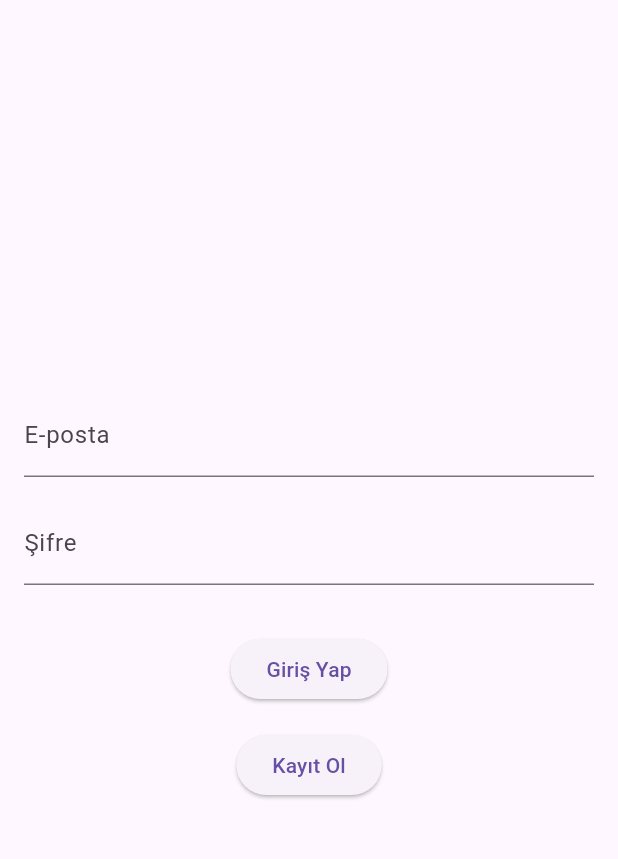
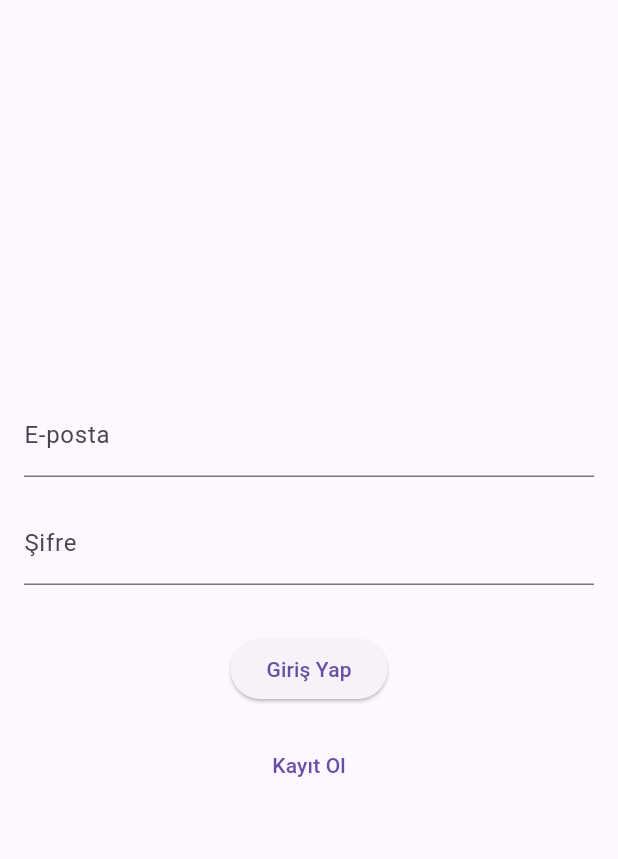
Before and after one commit to RidvanOzturk/SocialMe, a Flutter app: the screen it shows after launch, on a phone screen of 412 x 824 dp, the part 63-922 px from its top. Run offline on Flutter 3.47's test engine with Material 3 defaults, Android fonts, the phone set to English and light mode, and no system bars; our stand-ins replace cloud_firestore, firebase_auth, firebase_core; accounts and stored records are empty.

Commit message:
added sign up, log out user'feels bug fixed

```diff
--- a/lib/Screens/LoginScreen.dart
+++ b/lib/Screens/LoginScreen.dart
@@ -1,8 +1,7 @@
 import 'package:flutter/material.dart';
 import 'package:firebase_auth/firebase_auth.dart';
+import 'package:cloud_firestore/cloud_firestore.dart';
 import 'package:social_me/Screens/FeedScreen.dart';
-
-
 
 class LoginScreen extends StatefulWidget {
   @override
@@ -13,6 +12,9 @@ class _LoginScreenState extends State<LoginScreen> {
   final FirebaseAuth _auth = FirebaseAuth.instance;
   final TextEditingController _emailController = TextEditingController();
   final TextEditingController _passwordController = TextEditingController();
+  final TextEditingController _nameController = TextEditingController();
+  final TextEditingController _surnameController = TextEditingController();
+  bool _isSignUp = false;
 
   Future<void> _signIn() async {
     try {
@@ -26,7 +28,6 @@ class _LoginScreenState extends State<LoginScreen> {
         ),
       );
 
-
       Navigator.push(
         context,
         MaterialPageRoute(builder: (context) => FeedScreen()),
@@ -37,22 +38,28 @@ class _LoginScreenState extends State<LoginScreen> {
           content: Text('Giriş başarısız! Lütfen e-posta ve şifrenizi kontrol edin.'),
         ),
       );
-
     }
   }
 
   Future<void> _signUp() async {
     try {
-      await _auth.createUserWithEmailAndPassword(
+      UserCredential userCredential = await _auth.createUserWithEmailAndPassword(
         email: _emailController.text,
         password: _passwordController.text,
       );
+
+      // Firestore'a kullanıcı bilgilerini ekleyelim
+      await FirebaseFirestore.instance.collection('users').doc(userCredential.user!.uid).set({
+        'name': _nameController.text,
+        'surname': _surnameController.text,
+        'email': _emailController.text,
+      });
+
       ScaffoldMessenger.of(context).showSnackBar(
         SnackBar(
           content: Text('Kayıt Başarılı!'),
         ),
       );
-      print("Kayıt başarılı!");
 
       Navigator.push(
         context,
@@ -87,6 +94,18 @@ class _LoginScreenState extends State<LoginScreen> {
         child: Column(
           mainAxisAlignment: MainAxisAlignment.center,
           children: [
+            if (_isSignUp) ...[
+              TextField(
+                controller: _nameController,
+                decoration: InputDecoration(labelText: 'Ad'),
+              ),
+              SizedBox(height: 16.0),
+              TextField(
+                controller: _surnameController,
+                decoration: InputDecoration(labelText: 'Soyad'),
+              ),
+              SizedBox(height: 16.0),
+            ],
             TextField(
               controller: _emailController,
               decoration: InputDecoration(labelText: 'E-posta'),
@@ -99,13 +118,17 @@ class _LoginScreenState extends State<LoginScreen> {
             ),
             SizedBox(height: 32.0),
             ElevatedButton(
-              onPressed: _signIn,
-              child: Text('Giriş Yap'),
+              onPressed: _isSignUp ? _signUp : _signIn,
+              child: Text(_isSignUp ? 'Kayıt Ol' : 'Giriş Yap'),
             ),
             SizedBox(height: 16.0),
-            ElevatedButton(
-              onPressed: _signUp,
-              child: Text('Kayıt Ol'),
+            TextButton(
+              onPressed: () {
+                setState(() {
+                  _isSignUp = !_isSignUp;
+                });
+              },
+              child: Text(_isSignUp ? 'Giriş Yap' : 'Kayıt Ol'),
             ),
           ],
         ),
```
Also changed, not shown: lib/Screens/FeedScreen.dart (+34 -1 lines). Lines whose indentation alone changed are shown as unchanged.
